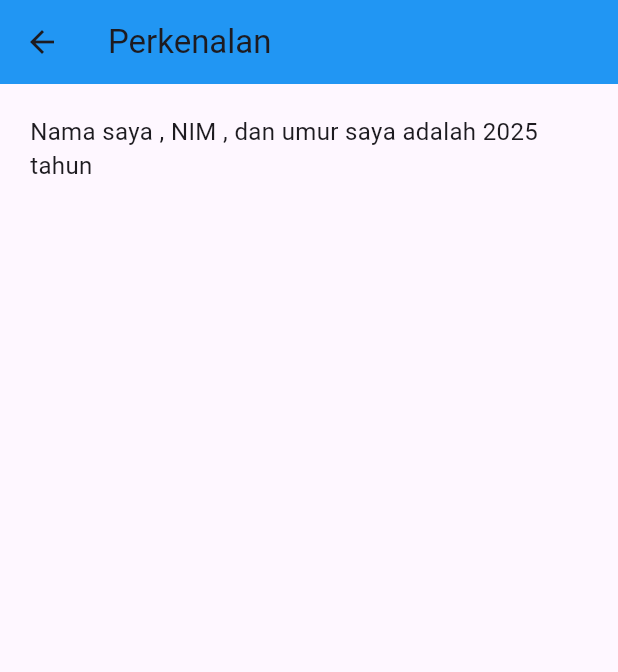
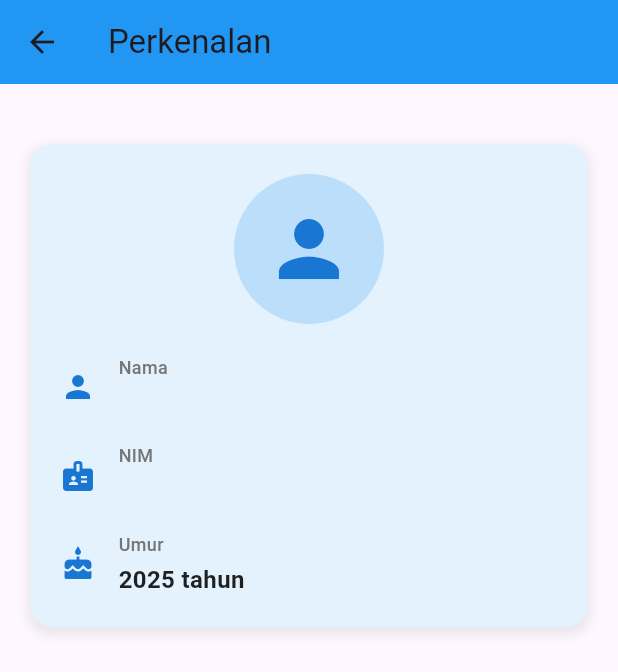
Before and after one commit to TsaqifHasbi/H1D023059_Tugas6, a Flutter app: the screen it shows after launch, after a tap on "Simpan", on a phone screen of 412 x 824 dp. Shown: the top 672 px of the screen. Run offline on Flutter 3.47's test engine with Material 3 defaults, Android fonts, the phone set to English and light mode, and no system bars.

Commit message:
Perubahan Tampilan

```diff
--- a/lib/ui/form_data.dart
+++ b/lib/ui/form_data.dart
@@ -20,14 +20,16 @@ class FormDataState extends State<FormData> {
         title: const Text("Input Data"),
         backgroundColor: Colors.blue,
       ),
-      body: Container(
-        margin: const EdgeInsets.all(16),
+      body: Padding(
+        padding: const EdgeInsets.all(20),
         child: Column(
           children: [
             _textboxNama(),
+            const SizedBox(height: 15),
             _textboxNIM(),
+            const SizedBox(height: 15),
             _textboxTahunLahir(),
-            const SizedBox(height: 20),
+            const SizedBox(height: 25),
             _tombolSimpan(),
           ],
         ),
@@ -39,7 +41,7 @@ class FormDataState extends State<FormData> {
     return TextField(
       decoration: const InputDecoration(
         labelText: "Nama",
-        labelStyle: TextStyle(fontSize: 14, color: Colors.grey),
+        border: OutlineInputBorder(),
       ),
       controller: _namaController,
     );
@@ -49,7 +51,7 @@ class FormDataState extends State<FormData> {
     return TextField(
       decoration: const InputDecoration(
         labelText: "NIM",
-        labelStyle: TextStyle(fontSize: 14, color: Colors.grey),
+        border: OutlineInputBorder(),
       ),
       controller: _nimController,
     );
@@ -59,7 +61,7 @@ class FormDataState extends State<FormData> {
     return TextField(
       decoration: const InputDecoration(
         labelText: "Tahun Lahir",
-        labelStyle: TextStyle(fontSize: 14, color: Colors.grey),
+        border: OutlineInputBorder(),
       ),
       controller: _tahunLahirController,
       keyboardType: TextInputType.number,
@@ -82,7 +84,6 @@ class FormDataState extends State<FormData> {
       style: ElevatedButton.styleFrom(
         backgroundColor: Colors.blue,
         foregroundColor: Colors.white,
-        padding: const EdgeInsets.symmetric(horizontal: 30, vertical: 15),
       ),
       child: const Text('Simpan'),
     );
--- a/lib/ui/tampil_data.dart
+++ b/lib/ui/tampil_data.dart
@@ -19,19 +19,81 @@ class TampilData extends StatelessWidget {
       appBar: AppBar(
         title: const Text("Perkenalan"),
         backgroundColor: Colors.blue,
+        elevation: 0,
       ),
       body: Container(
-        margin: const EdgeInsets.all(20),
+        padding: const EdgeInsets.all(20),
         child: Column(
-          crossAxisAlignment: CrossAxisAlignment.start,
           children: [
-            Text(
-              "Nama saya $nama, NIM $nim, dan umur saya adalah $umur tahun",
-              style: const TextStyle(fontSize: 16),
+            const SizedBox(height: 20),
+            Container(
+              padding: const EdgeInsets.all(20),
+              decoration: BoxDecoration(
+                color: Colors.blue[50],
+                borderRadius: BorderRadius.circular(15),
+                boxShadow: [
+                  BoxShadow(
+                    color: Colors.grey.withOpacity(0.2),
+                    spreadRadius: 2,
+                    blurRadius: 5,
+                    offset: const Offset(0, 3),
+                  ),
+                ],
+              ),
+              child: Column(
+                children: [
+                  CircleAvatar(
+                    radius: 50,
+                    backgroundColor: Colors.blue[100],
+                    child: Icon(
+                      Icons.person,
+                      size: 60,
+                      color: Colors.blue[700],
+                    ),
+                  ),
+                  const SizedBox(height: 20),
+                  _buildInfoRow(Icons.person, "Nama", nama),
+                  const SizedBox(height: 15),
+                  _buildInfoRow(Icons.badge, "NIM", nim),
+                  const SizedBox(height: 15),
+                  _buildInfoRow(Icons.cake, "Umur", "$umur tahun"),
+                ],
+              ),
             ),
           ],
         ),
       ),
     );
   }
+
+  Widget _buildInfoRow(IconData icon, String label, String value) {
+    return Row(
+      children: [
+        Icon(icon, color: Colors.blue[700], size: 24),
+        const SizedBox(width: 15),
+        Column(
+          crossAxisAlignment: CrossAxisAlignment.start,
+          children: [
+            Text(
+              label,
+              style: TextStyle(
+                fontSize: 12,
+                color: Colors.grey[600],
+                fontWeight: FontWeight.w500,
+              ),
+            ),
+            const SizedBox(height: 4),
+            Text(
+              value,
+              style: const TextStyle(
+                fontSize: 16,
+                fontWeight: FontWeight.bold,
+                color: Colors.black87,
+              ),
+            ),
+          ],
+        ),
+      ],
+    );
+  }
 }
```
